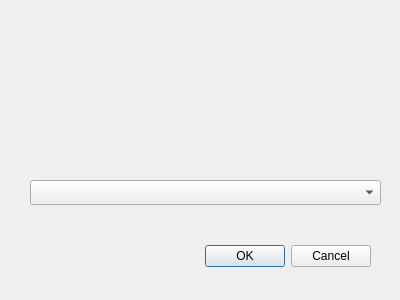
Qt form render/Render_dialog_base.ui (ENSG-TSI24/Pingouins-QGIS-Raster) before a commit.
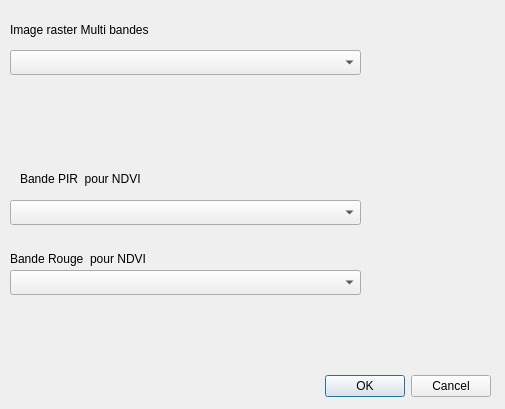
The same form after that commit.

Commit message: Maintenant c'est bon Plugin avec le NDVI

What changed in the file:
```diff
--- a/render/Render_dialog_base.ui
+++ b/render/Render_dialog_base.ui
@@ -6,8 +6,8 @@
    <rect>
     <x>0</x>
     <y>0</y>
-    <width>400</width>
-    <height>300</height>
+    <width>505</width>
+    <height>409</height>
    </rect>
   </property>
   <property name="windowTitle">
@@ -16,8 +16,8 @@
   <widget class="QDialogButtonBox" name="button_box">
    <property name="geometry">
     <rect>
-     <x>30</x>
-     <y>240</y>
+     <x>150</x>
+     <y>370</y>
      <width>341</width>
      <height>32</height>
     </rect>
@@ -32,13 +32,72 @@
   <widget class="QComboBox" name="menu_raster">
    <property name="geometry">
     <rect>
-     <x>30</x>
-     <y>180</y>
+     <x>10</x>
+     <y>50</y>
      <width>351</width>
      <height>25</height>
     </rect>
    </property>
   </widget>
+  <widget class="QComboBox" name="PIR">
+   <property name="geometry">
+    <rect>
+     <x>10</x>
+     <y>200</y>
+     <width>351</width>
+     <height>25</height>
+    </rect>
+   </property>
+  </widget>
+  <widget class="QComboBox" name="Rouge">
+   <property name="geometry">
+    <rect>
+     <x>10</x>
+     <y>270</y>
+     <width>351</width>
+     <height>25</height>
+    </rect>
+   </property>
+  </widget>
+  <widget class="QLabel" name="label">
+   <property name="geometry">
+    <rect>
+     <x>20</x>
+     <y>170</y>
+     <width>151</width>
+     <height>17</height>
+    </rect>
+   </property>
+   <property name="text">
+    <string>Bande PIR  pour NDVI</string>
+   </property>
+  </widget>
+  <widget class="QLabel" name="label_2">
+   <property name="geometry">
+    <rect>
+     <x>10</x>
+     <y>250</y>
+     <width>181</width>
+     <height>17</height>
+    </rect>
+   </property>
+   <property name="text">
+    <string>Bande Rouge  pour NDVI</string>
+   </property>
+  </widget>
+  <widget class="QLabel" name="label_3">
+   <property name="geometry">
+    <rect>
+     <x>10</x>
+     <y>20</y>
+     <width>191</width>
+     <height>20</height>
+    </rect>
+   </property>
+   <property name="text">
+    <string>Image raster Multi bandes</string>
+   </property>
+  </widget>
  </widget>
  <resources/>
  <connections>
```
The commit also changes 4 other files.
